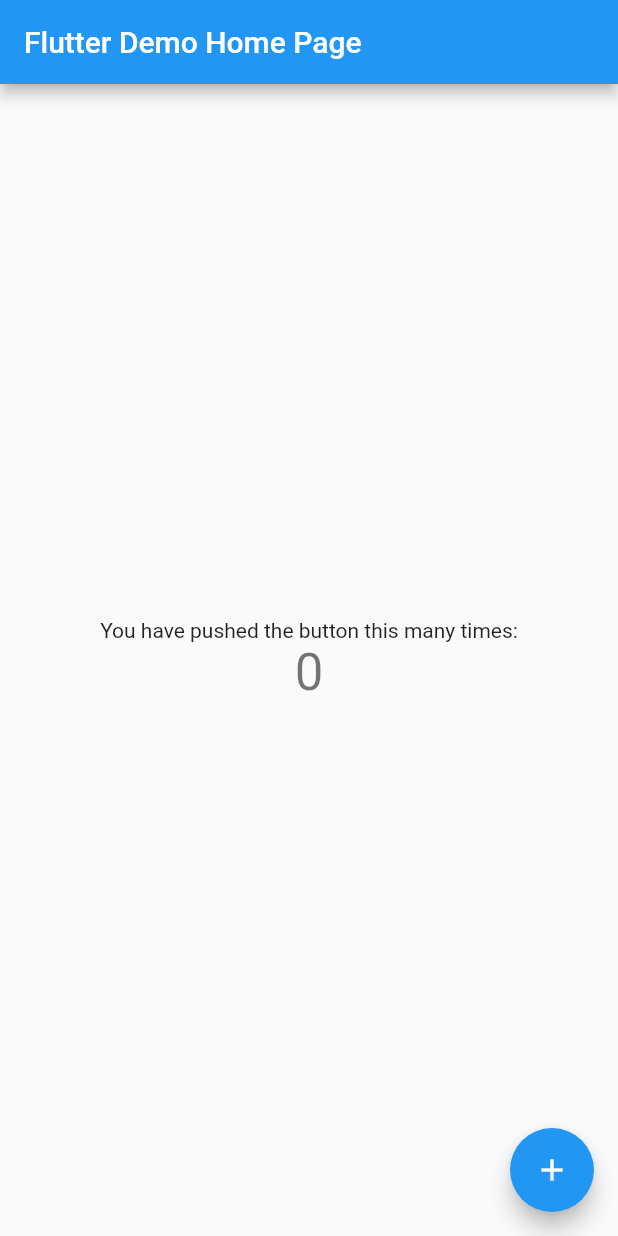
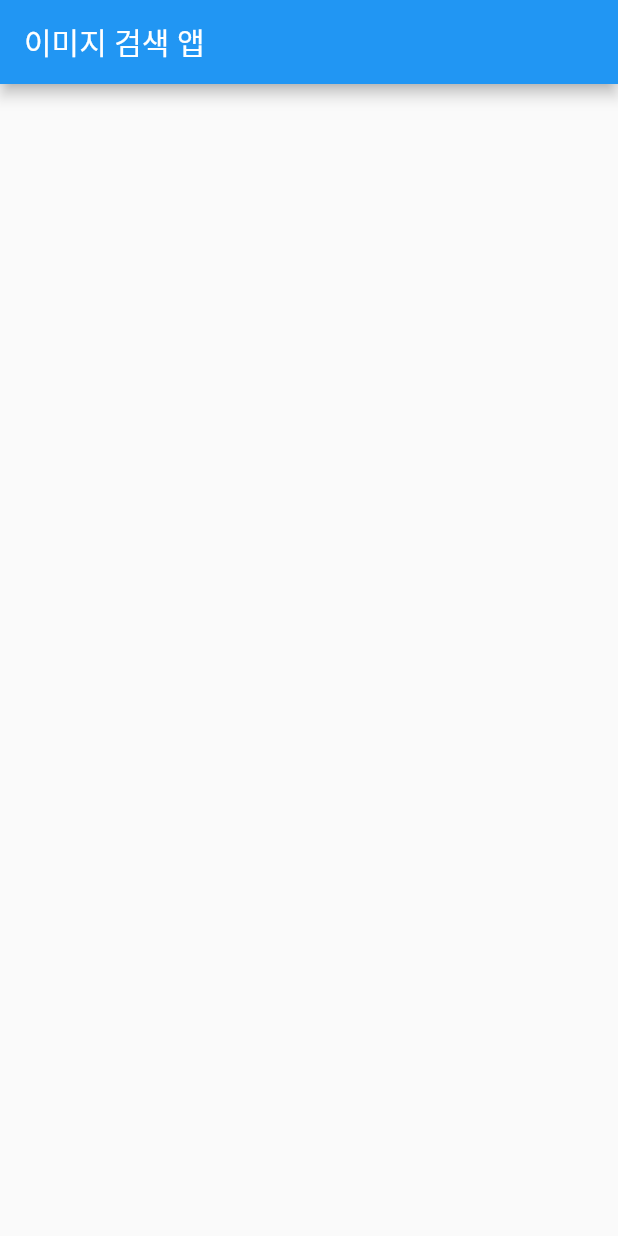
Before and after one commit to yso009/image_search, a Flutter app: the screen it shows after launch, on a phone screen of 412 x 824 dp. Run offline on Flutter 3.47's test engine with Material 2 defaults, Android fonts, the phone set to English and light mode, and no system bars.

Commit message:
ui폴더 생성, main 분리

```diff
--- a/lib/main.dart
+++ b/lib/main.dart
@@ -1,4 +1,5 @@
 import 'package:flutter/material.dart';
+import 'package:image_search/ui/home_screen.dart';
 
 void main() {
   runApp(const MyApp());
@@ -13,103 +14,9 @@ class MyApp extends StatelessWidget {
     return MaterialApp(
       title: 'Flutter Demo',
       theme: ThemeData(
-        // This is the theme of your application.
-        //
-        // Try running your application with "flutter run". You'll see the
-        // application has a blue toolbar. Then, without quitting the app, try
-        // changing the primarySwatch below to Colors.green and then invoke
-        // "hot reload" (press "r" in the console where you ran "flutter run",
-        // or simply save your changes to "hot reload" in a Flutter IDE).
-        // Notice that the counter didn't reset back to zero; the application
-        // is not restarted.
         primarySwatch: Colors.blue,
       ),
-      home: const MyHomePage(title: 'Flutter Demo Home Page'),
+      home: const HomeScreen(),
     );
   }
 }
-
-class MyHomePage extends StatefulWidget {
-  const MyHomePage({Key? key, required this.title}) : super(key: key);
-
-  // This widget is the home page of your application. It is stateful, meaning
-  // that it has a State object (defined below) that contains fields that affect
-  // how it looks.
-
-  // This class is the configuration for the state. It holds the values (in this
-  // case the title) provided by the parent (in this case the App widget) and
-  // used by the build method of the State. Fields in a Widget subclass are
-  // always marked "final".
-
-  final String title;
-
-  @override
-  State<MyHomePage> createState() => _MyHomePageState();
-}
-
-class _MyHomePageState extends State<MyHomePage> {
-  int _counter = 0;
-
-  void _incrementCounter() {
-    setState(() {
-      // This call to setState tells the Flutter framework that something has
-      // changed in this State, which causes it to rerun the build method below
-      // so that the display can reflect the updated values. If we changed
-      // _counter without calling setState(), then the build method would not be
-      // called again, and so nothing would appear to happen.
-      _counter++;
-    });
-  }
-
-  @override
-  Widget build(BuildContext context) {
-    // This method is rerun every time setState is called, for instance as done
-    // by the _incrementCounter method above.
-    //
-    // The Flutter framework has been optimized to make rerunning build methods
-    // fast, so that you can just rebuild anything that needs updating rather
-    // than having to individually change instances of widgets.
-    return Scaffold(
-      appBar: AppBar(
-        // Here we take the value from the MyHomePage object that was created by
-        // the App.build method, and use it to set our appbar title.
-        title: Text(widget.title),
-      ),
-      body: Center(
-        // Center is a layout widget. It takes a single child and positions it
-        // in the middle of the parent.
-        child: Column(
-          // Column is also a layout widget. It takes a list of children and
-          // arranges them vertically. By default, it sizes itself to fit its
-          // children horizontally, and tries to be as tall as its parent.
-          //
-          // Invoke "debug painting" (press "p" in the console, choose the
-          // "Toggle Debug Paint" action from the Flutter Inspector in Android
-          // Studio, or the "Toggle Debug Paint" command in Visual Studio Code)
-          // to see the wireframe for each widget.
-          //
-          // Column has various properties to control how it sizes itself and
-          // how it positions its children. Here we use mainAxisAlignment to
-          // center the children vertically; the main axis here is the vertical
-          // axis because Columns are vertical (the cross axis would be
-          // horizontal).
-          mainAxisAlignment: MainAxisAlignment.center,
-          children: <Widget>[
-            const Text(
-              'You have pushed the button this many times:',
-            ),
-            Text(
-              '$_counter',
-              style: Theme.of(context).textTheme.headline4,
-            ),
-          ],
-        ),
-      ),
-      floatingActionButton: FloatingActionButton(
-        onPressed: _incrementCounter,
-        tooltip: 'Increment',
-        child: const Icon(Icons.add),
-      ), // This trailing comma makes auto-formatting nicer for build methods.
-    );
-  }
-}
--- /dev/null
+++ b/lib/ui/home_screen.dart
@@ -0,0 +1,18 @@
+import 'package:flutter/cupertino.dart';
+import 'package:flutter/material.dart';
+
+class HomeScreen extends StatelessWidget {
+  const HomeScreen({Key? key}) : super(key: key);
+
+  @override
+  Widget build(BuildContext context) {
+    return Scaffold(
+      appBar: AppBar(
+        title: const Text('이미지 검색 앱'),
+      ),
+      body: Container(
+
+      ),
+    );
+  }
+}
```
